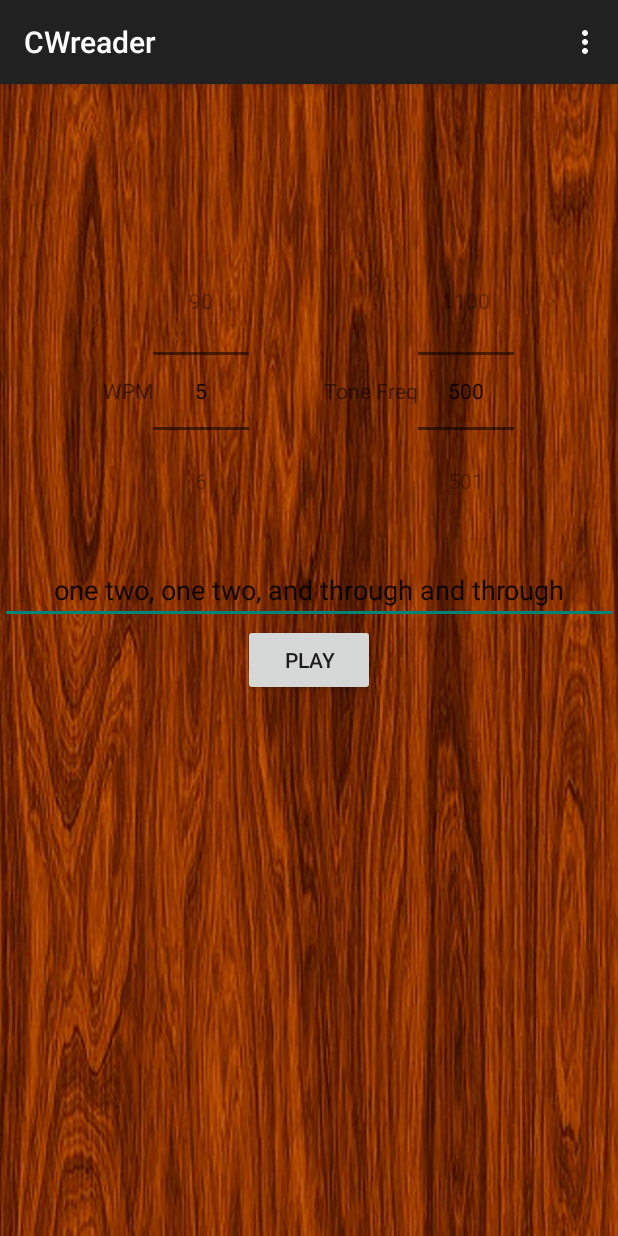
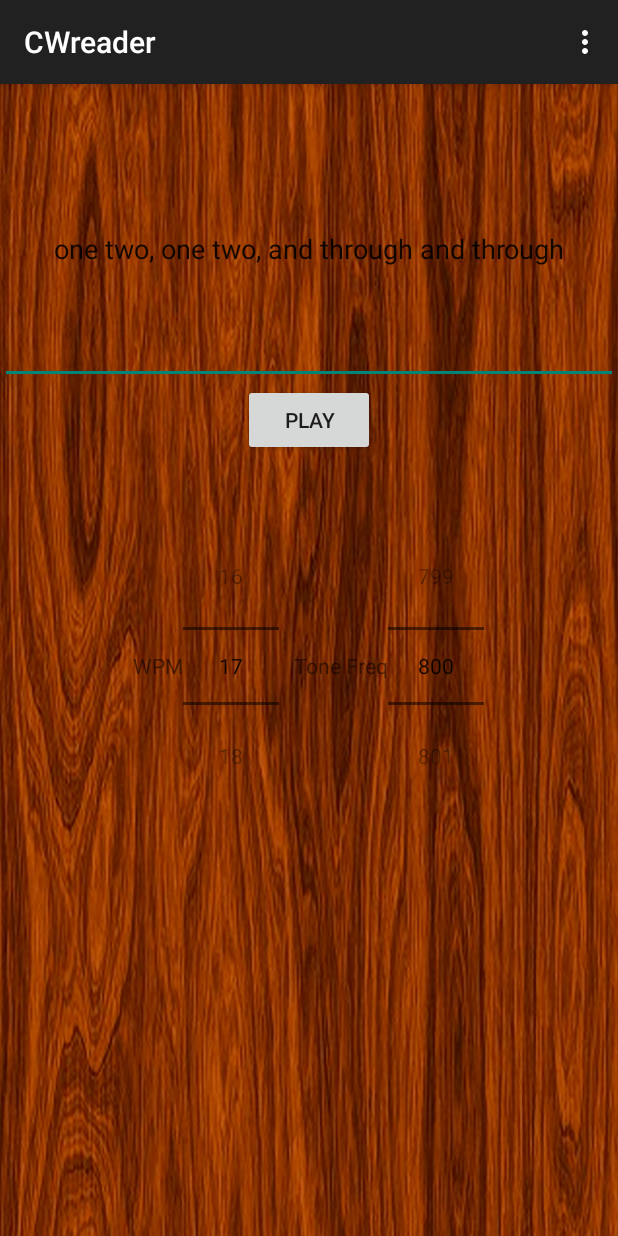
Before and after one commit to veghead/cwreader, an Android app: the screen it shows after launch (MainActivity), on a phone screen of 412 x 824 dp. Run offline under Robolectric (Android 15) with nearby library versions, the phone set to English and light mode, and no system bars.

Commit message:
Wire up number pickers.

```diff
--- a/app/src/main/java/com/dreadtech/cwreader/MainActivity.java
+++ b/app/src/main/java/com/dreadtech/cwreader/MainActivity.java
@@ -1,11 +1,9 @@
 package com.dreadtech.cwreader;
 
-import android.os.Handler;
 import android.os.Message;
 import android.speech.tts.TextToSpeech;
 import android.support.v7.app.ActionBarActivity;
 import android.os.Bundle;
-import android.util.Log;
 import android.view.Menu;
 import android.view.MenuItem;
 import android.view.View;
@@ -28,27 +26,41 @@ public class MainActivity extends ActionBarActivity {
     protected void onCreate(Bundle savedInstanceState) {
         super.onCreate(savedInstanceState);
         setContentView(R.layout.activity_main);
+
+        final Tony tony = new Tony();
         readSource = (EditText)findViewById(R.id.readsource);
         wpmPicker = (NumberPicker)findViewById(R.id.wpm);
         wpmPicker.setMaxValue(90);
         wpmPicker.setMinValue(5);
+        wpmPicker.setOnValueChangedListener(new NumberPicker.OnValueChangeListener() {
+            @Override
+            public void onValueChange(NumberPicker picker, int oldVal, int newVal) {
+                tony.setWpm(wpmPicker.getValue());
+            }
+        });
         freqPicker = (NumberPicker)findViewById(R.id.freq);
         freqPicker.setMaxValue(1100);
-        freqPicker.setMinValue(500);
+        freqPicker.setMinValue(200);
+        freqPicker.setOnValueChangedListener(new NumberPicker.OnValueChangeListener() {
+            @Override
+            public void onValueChange(NumberPicker picker, int oldVal, int newVal) {
+                tony.setToneFreq(freqPicker.getValue());
+            }
+        });
+        freqPicker.setValue(800);
+        wpmPicker.setValue(17);
 
-        final Tony tony = new Tony();
-        final Handler tonyHandler = tony.handler;
-        tony.finishedSound = new Runnable() {
+        tony.setFinishedSound(new Runnable() {
             @Override
             public void run() {
                 try {
-                    Thread.sleep(4000);
+                    Thread.sleep(5000);
                 } catch (Exception e) {
 
                 }
                 ttobj.speak(readSource.getText().toString(), TextToSpeech.QUEUE_FLUSH, null);
             }
-        };
+        });
         tony.start();
 
         ttobj = new TextToSpeech(getApplicationContext(), new TextToSpeech.OnInitListener() {
@@ -70,8 +82,7 @@ public class MainActivity extends ActionBarActivity {
                     Bundle bundle = new Bundle();
                     bundle.putString("word", readSource.getText().toString());
                     msg.setData(bundle);
-                    tonyHandler.sendMessage(msg);
-                    //ttobj.speak(readSource.getText().toString(), TextToSpeech.QUEUE_FLUSH, null);
+                    tony.getHandler().sendMessage(msg);
                 }
             }
         });
--- a/app/src/main/java/com/dreadtech/cwreader/Tony.java
+++ b/app/src/main/java/com/dreadtech/cwreader/Tony.java
@@ -5,6 +5,7 @@ import android.media.AudioFormat;
 import android.media.AudioManager;
 import android.media.AudioTrack;
 import android.os.Bundle;
+import android.os.Looper;
 import android.os.Message;
 import android.util.Log;
 import android.os.Handler;
@@ -14,20 +15,23 @@ import java.util.Map;
 
 
 public class Tony extends Thread {
+    private Runnable finishedSound;
+    private boolean needToGenerate = false;
+    private double wpm = 20;
+    private double toneFreq = 800;
     private final int maxDuration = 3;
     private final int sampleRate = 8000;
     private final int maxSamples = maxDuration * sampleRate;
     private final double raw[] = new double[maxSamples];
-    private final double toneFreq = 800;
     private int dotlen = 0;
-    private double wpm = 20;
     private static final int PARIS = 50;
     private static final int DASHLEN = 3;
     private static final int INTRACHAR = 1;
     private static final int INTERCHAR = 3;
     private static final int INTERWORD = 7;
     private static final int MAXVOL = 32767;
-    public Runnable finishedSound;
+    private static Handler handler;
+
     static final Map<String , String> morseChars = new HashMap<String , String>() {{
         put("A", ".-");
         put("B","-...");
@@ -81,7 +85,7 @@ public class Tony extends Thread {
 		put("...-.-");
 		            /* AR (end of message)
            /* SK (end of contact)
- * */
+*/
     }};
 
 
@@ -91,19 +95,35 @@ public class Tony extends Thread {
 
     AudioTrack audioTrack = null;
 
-    public Handler handler = new Handler() {
-        @Override
-        public void handleMessage(Message msg) {
-            Bundle bundle = msg.getData();
-            Log.v("HELLO", String.format("Handler.handleMessage(): msg=%s", bundle.getString("word")));
-            soundText(bundle.getString("word").toUpperCase());
-        }
-    };
+
+    public void setToneFreq(double toneFreq) {
+        this.toneFreq = toneFreq;
+        needToGenerate = true;
+    }
+
+    public void setWpm(double wpm) {
+        this.wpm = wpm;
+        needToGenerate = true;
+    }
+
+    public void setFinishedSound(Runnable finishedSound) {
+        this.finishedSound = finishedSound;
+    }
+
+    public Handler getHandler() {
+        return handler;
+    }
 
     private void makeTone(byte buffer[], int len, int vol, int fadelen) {
         int j = 0;
-        for (int i = 0; i < len * 2; i += 2) {
-            final short rawval = (short) ((raw[i] * vol));
+        int stdvol = (int)((float)vol * (float)MAXVOL / 100.0);
+        int curvol = stdvol;
+        for (int i = 0; i < len; i += 1) {
+            /*if (i > (len - fadelen)) {
+                curvol = (int)((float)(len - i) * curvol /(float)fadelen);
+                Log.v("Msg","v " + curvol);
+            } */
+            final short rawval = (short) ((raw[i] * curvol));
             buffer[j++] = (byte) (rawval & 0x00ff);
             buffer[j++] = (byte) ((rawval & 0xff00) >>> 8);
         }
@@ -117,17 +137,27 @@ public class Tony extends Thread {
         for (int i = 0; i < dotlen * 3; ++i) {
             raw[i] = Math.sin(2 * Math.PI * i / (sampleRate/toneFreq));
         }
-        makeTone(dot, dotlen, MAXVOL, 5);
+        makeTone(dot, dotlen, 100, 5);
         makeTone(silent, dotlen * 3, 0, 5);
-        makeTone(dash, dotlen * 3, MAXVOL, 5);
+        makeTone(dash, dotlen * 3, 100, 5);
+        needToGenerate = false;
     }
 
     public void run() {
+        Looper.prepare();
+        handler = new Handler() {
+            @Override
+            public void handleMessage(Message msg) {
+                Bundle bundle = msg.getData();
+                soundText(bundle.getString("word").toUpperCase());
+            }
+        };
         audioTrack = new AudioTrack(AudioManager.STREAM_MUSIC,
                 sampleRate, AudioFormat.CHANNEL_OUT_MONO,
                 AudioFormat.ENCODING_PCM_16BIT, 80000,
                 AudioTrack.MODE_STREAM);
         makeTones();
+        Looper.loop();
     }
 
     private String morseCharAt(String word, int index) {
@@ -150,12 +180,14 @@ public class Tony extends Thread {
                     break;
             }
             audioTrack.write(silent, 0, dotlen * INTRACHAR);
-            Log.v("CW", String.format("Morse: %c", morseChar.charAt(i)));
         }
         audioTrack.write(silent, 0, dotlen * INTERCHAR);
     }
 
     void soundText(String text) {
+        if (needToGenerate) {
+            makeTones();
+        }
         audioTrack.play();
         String words[] = text.split(" ");
         for (String word : words) {
--- a/app/src/main/res/layout/activity_main.xml
+++ b/app/src/main/res/layout/activity_main.xml
@@ -15,40 +15,38 @@
         android:clickable="false"
         />
 
-    <Button
-        android:layout_width="wrap_content"
-        android:layout_height="wrap_content"
-        android:text="Play"
-        android:id="@+id/play_button"
-        android:layout_centerVertical="true"
-        android:layout_centerHorizontal="true" />
-
-    <EditText
-        android:layout_width="100dp"
-        android:layout_height="wrap_content"
-        android:paddingTop="30dp"
-        android:text="one two, one two, and through and through"
-        android:layout_above="@+id/play_button"
-        android:layout_alignParentLeft="true"
-        android:layout_alignParentStart="true"
-        android:layout_alignParentRight="true"
-        android:layout_alignParentEnd="true"
-        android:id="@+id/readsource"
-        android:gravity="center" />
 
     <LinearLayout
+        android:layout_width="match_parent"
+        android:layout_height="match_parent"
+        android:orientation="vertical">
+
+        <EditText
+            android:layout_width="match_parent"
+            android:layout_height="200dp"
+            android:paddingTop="30dp"
+            android:text="@string/DefaultText"
+            android:id="@+id/readsource"
+            android:gravity="center" />
+
+        <Button
+            android:layout_width="wrap_content"
+            android:layout_height="wrap_content"
+            android:text="@string/Play"
+            android:layout_gravity="center"
+            android:id="@+id/play_button"
+            android:layout_marginBottom="50dp"/>
+
+        <LinearLayout
         android:orientation="horizontal"
         android:layout_width="fill_parent"
         android:layout_height="wrap_content"
-        android:layout_above="@+id/readsource"
-        android:layout_toLeftOf="@+id/freq"
-        android:layout_toStartOf="@+id/freq"
         android:gravity="center_horizontal">
 
         <TextView
             android:layout_width="wrap_content"
             android:layout_height="fill_parent"
-            android:text="WPM"
+            android:text="@string/WPM"
             android:id="@+id/textView"
             android:gravity="center_vertical" />
 
@@ -56,25 +54,24 @@
             android:layout_width="wrap_content"
             android:layout_height="wrap_content"
             android:id="@+id/wpm"
-            android:layout_below="@+id/play_button"
-            android:layout_alignParentLeft="true"
-            android:layout_alignParentStart="true" />
+            />
 
         <TextView
             android:layout_width="wrap_content"
             android:layout_height="match_parent"
-            android:text="Tone Freq"
+            android:text="@string/ToneFreq"
             android:id="@+id/textView2"
             android:gravity="center_vertical"
-            android:paddingLeft="50dp" />
+            android:paddingLeft="10dp"
+        />
 
         <NumberPicker
             android:layout_width="wrap_content"
             android:layout_height="wrap_content"
             android:id="@+id/freq"
-            android:layout_alignTop="@+id/wpm"
-            android:layout_alignParentRight="true"
-            android:layout_alignParentEnd="true" />
+        />
+
+    </LinearLayout>
 
     </LinearLayout>
 
--- a/app/src/main/res/values/strings.xml
+++ b/app/src/main/res/values/strings.xml
@@ -5,5 +5,8 @@
     <string name="CWReader">CWReader</string>
     <string name="action_settings">Settings</string>
     <string name="wallpaper">wallpaper</string>
-
+    <string name="WPM">WPM</string>
+    <string name="ToneFreq">Tone Freq</string>
+    <string name="Play">Play</string>
+    <string name="DefaultText">one two, one two, and through and through</string>
 </resources>
```
